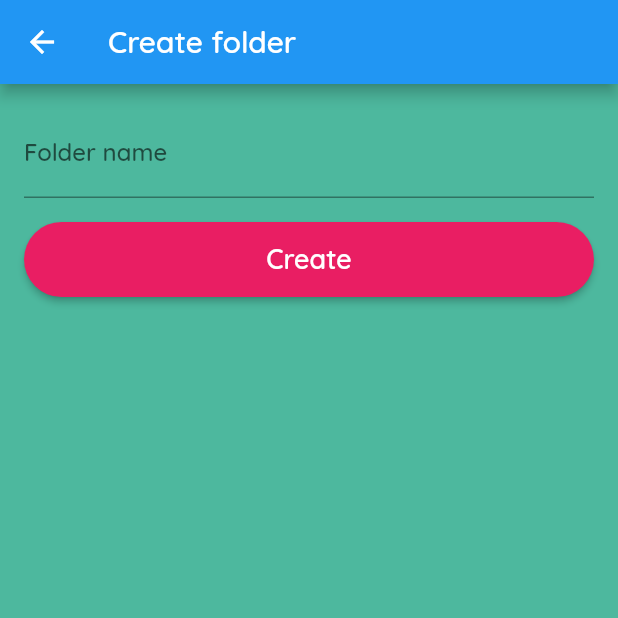
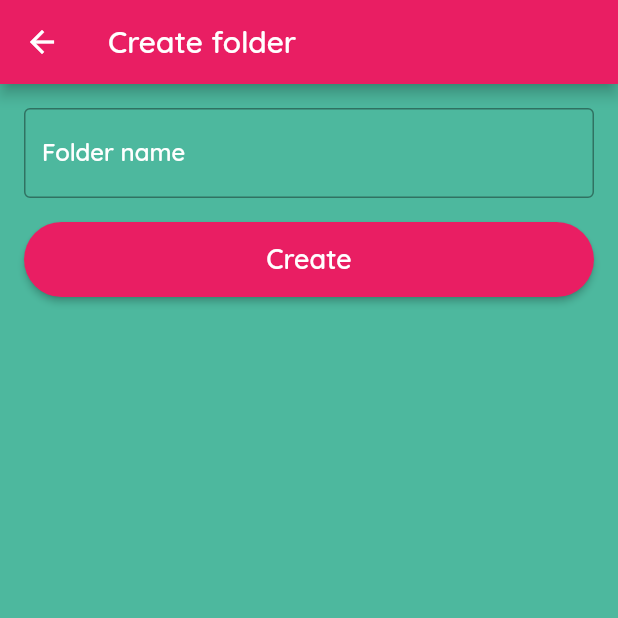
Before and after one commit to assanbayg/helzy, a Flutter app: the CreateFolderScreen screen opened directly, on a phone screen of 412 x 824 dp, the top half of it. Run offline on Flutter 3.47's test engine with Material 2 defaults, Android fonts, the phone set to English and light mode, and no system bars; our stand-ins replace cloud_firestore, file_picker, firebase_auth, firebase_core, fl_chart; accounts and stored records are empty.

```diff
--- a/lib/auth/main_screen.dart
+++ b/lib/auth/main_screen.dart
@@ -1,4 +1,5 @@
 import 'package:flutter/material.dart';
+import '../langs/app_localizations.dart';
 import 'login_screen.dart';
 import 'sign_up_screen.dart';
 
@@ -19,7 +20,7 @@ class MainScreen extends StatelessWidget {
               children: [
                 Text('Helzy', style: theme.textTheme.headlineLarge),
                 Text(
-                  'Stay Helzy with us!',
+                  AppLocalizations.of(context)!.translate('motto')!,
                   style: theme.textTheme.headlineSmall,
                 ),
                 SizedBox(
--- a/lib/file_management/create_folder.dart
+++ b/lib/file_management/create_folder.dart
@@ -23,6 +23,7 @@ class _CreateFolderScreenState extends State<CreateFolderScreen> {
   Widget build(BuildContext context) {
     return Scaffold(
       appBar: AppBar(
+        backgroundColor: Theme.of(context).primaryColor,
         title: const Text('Create folder'),
       ),
       body: Padding(
@@ -34,8 +35,15 @@ class _CreateFolderScreenState extends State<CreateFolderScreen> {
             children: <Widget>[
               TextFormField(
                 controller: _folderNameController,
-                decoration: const InputDecoration(
+                decoration: InputDecoration(
                   labelText: 'Folder name',
+                  labelStyle: const TextStyle(color: Colors.white),
+                  border: const OutlineInputBorder(
+                      borderSide: BorderSide(color: Colors.white)),
+                  focusedBorder: OutlineInputBorder(
+                    borderSide:
+                        BorderSide(color: Theme.of(context).primaryColor),
+                  ),
                 ),
                 validator: (value) {
                   if (value == null || value.isEmpty) {
--- /dev/null
+++ b/lib/langs/app_localizations.dart
@@ -0,0 +1,56 @@
+import 'package:flutter/cupertino.dart';
+import 'package:flutter/foundation.dart';
+
+class AppLocalizations {
+  final Locale locale;
+
+  AppLocalizations(this.locale);
+
+  static final Map<String, Map<String, String>> _localizedValues = {
+    'en': {
+      'motto': 'Stay Helzy with us!',
+      'hello': 'Hello, {name}!',
+    },
+    'kk': {
+      'motto': 'Қазақша',
+      'hello': 'Сәлеметсіз бе, {name}!',
+    },
+    'ru': {
+      'motto': 'На русском',
+      'hello': 'Здравствуйте, {name}!',
+    },
+  };
+
+  static AppLocalizations? of(BuildContext context) {
+    return Localizations.of<AppLocalizations>(context, AppLocalizations);
+  }
+
+  String? translate(String key, {Map<String, String>? params}) {
+    var translation = _localizedValues[locale.languageCode]?[key];
+    if (translation == null) {
+      return key;
+    }
+    if (params != null) {
+      params.forEach((key, value) {
+        translation = translation?.replaceAll('{$key}', value);
+      });
+    }
+    return translation;
+  }
+}
+
+class AppLocalizationsDelegate extends LocalizationsDelegate<AppLocalizations> {
+  const AppLocalizationsDelegate();
+
+  @override
+  bool isSupported(Locale locale) =>
+      ['en', 'kk', 'ru'].contains(locale.languageCode);
+
+  @override
+  Future<AppLocalizations> load(Locale locale) {
+    return SynchronousFuture<AppLocalizations>(AppLocalizations(locale));
+  }
+
+  @override
+  bool shouldReload(AppLocalizationsDelegate old) => false;
+}
--- a/lib/sleep/sleep_results_screen.dart
+++ b/lib/sleep/sleep_results_screen.dart
@@ -67,7 +67,7 @@ class _SleepResultsScreenState extends State<SleepResultsScreen> {
                       ),
                     ),
                     Text(
-                      'Today: ${sleepHours[DateTime.now().weekday].floor()}h ${((sleepHours[DateTime.now().weekday] - sleepHours[DateTime.now().weekday]) * 60).round()}min.',
+                      'Today: ${sleepHours[DateTime.now().weekday - 1].floor()}h ${((sleepHours[DateTime.now().weekday - 1] - sleepHours[DateTime.now().weekday - 1]) * 60).round()}min.',
                       style: const TextStyle(
                         color: Colors.black,
                       ),
--- a/pubspec.yaml
+++ b/pubspec.yaml
@@ -31,11 +31,13 @@ dependencies:
   flutter:
     sdk: flutter
 
+  flutter_localizations:
+    sdk: flutter
   # The following adds the Cupertino Icons font to your application.
   # Use with the CupertinoIcons class for iOS style icons.
   cupertino_icons: ^1.0.2
-  provider: ^6.0.5
-  intl: ^0.18.0
+  provider: ^6.0.5 #state management
+  intl: ^0.17.0-nullsafety.2
   flutter_datetime_picker: ^1.5.1
   fl_chart: ^0.61.0
   flutter_native_timezone: ^2.0.0
```
Also changed, not shown: lib/file_management/analyses_screen.dart (+7 -7 lines), lib/file_management/folder_screen.dart (+11 -11 lines), lib/file_management/image_picker.dart (added, +17 -0 lines), lib/main.dart (+13 -1 lines), lib/plans/screens/notifications_screen.dart (+39 -7 lines), flutter_01.png (added), pubspec.lock.
